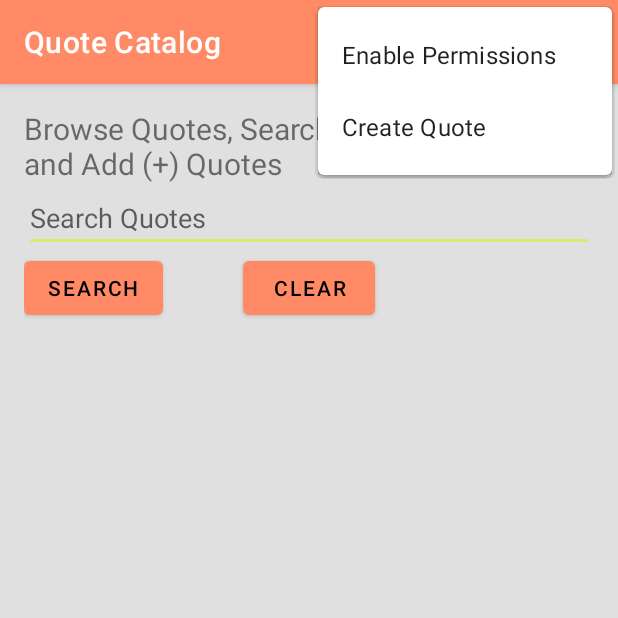
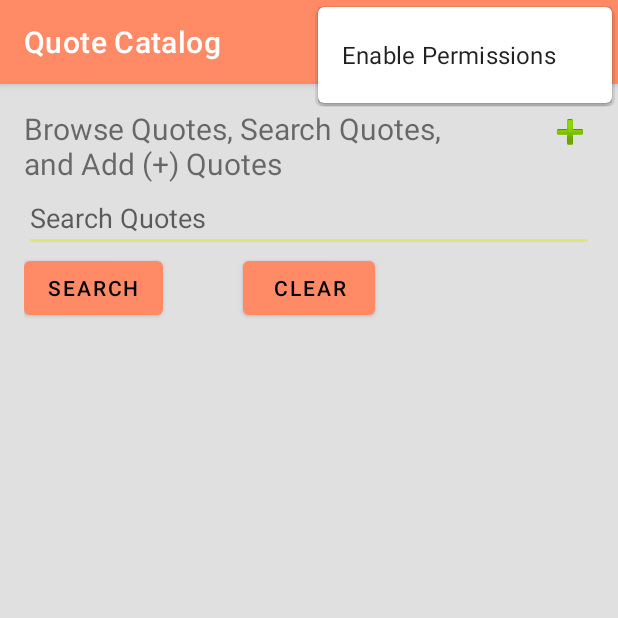
Before and after one commit to cek333/Quote_Catalog_Android_Kotlin_Edition, an Android app: the screen it shows after launch (MainActivity), with the options menu open, on a phone screen of 412 x 824 dp, the top half of it. Run offline under Robolectric (Android 15) with nearby library versions, the phone set to English and light mode, and no system bars; our stand-ins replace Room's generated code, data binding, navigation-ui; 1 statement that could not run was skipped.

Commit message:
enable navigation safe args feature

```diff
--- a/app/build.gradle
+++ b/app/build.gradle
@@ -2,6 +2,7 @@ plugins {
     id 'com.android.application'
     id 'kotlin-android'
     id 'kotlin-kapt'
+    id 'androidx.navigation.safeargs'
 }
 
 android {
--- a/app/src/main/java/com/example/android/quote_catalog/browse/BrowseFragment.kt
+++ b/app/src/main/java/com/example/android/quote_catalog/browse/BrowseFragment.kt
@@ -52,7 +52,7 @@ class BrowseFragment : Fragment() {
     super.onViewCreated(view, savedInstanceState)
 
     binding.browseBtnAddQuote.setOnClickListener {
-      findNavController().navigate(R.id.action_BrowseFragment_to_CreateFragment)
+      findNavController().navigate(BrowseFragmentDirections.actionBrowseFragmentToCreateFragment(null))
     }
 
     binding.browseBtnSearch.setOnClickListener {
--- a/app/src/main/res/menu/browse_menu.xml
+++ b/app/src/main/res/menu/browse_menu.xml
@@ -4,7 +4,4 @@
     <item
         android:id="@+id/menu_enable_permissions"
         android:title="@string/menu_enable_permissions" />
-    <item
-        android:id="@+id/CreateFragment"
-        android:title="@string/create_fragment_label" />
 </menu>
--- a/app/src/main/res/navigation/nav_graph.xml
+++ b/app/src/main/res/navigation/nav_graph.xml
@@ -26,6 +26,18 @@
         <action
             android:id="@+id/action_CreateFragment_to_TxtColorFragment"
             app:destination="@id/TxtColorFragment" />
+        <argument
+            android:name="bundleBgColor"
+            app:argType="integer"
+            android:defaultValue="-1" />
+        <argument
+            android:name="bundleTxtColor"
+            app:argType="integer"
+            android:defaultValue="-16777216" />
+        <argument
+            android:name="bundleQuoteTxt"
+            app:argType="string"
+            app:nullable="true" />
     </fragment>
     <fragment
         android:id="@+id/BgColorFragment"
@@ -36,6 +48,18 @@
             android:id="@+id/action_BgColorFragment_to_CreateFragment"
             app:destination="@id/CreateFragment"
             app:popUpTo="@id/BrowseFragment" />
+        <argument
+            android:name="bundleBgColor"
+            app:argType="integer"
+            android:defaultValue="-1" />
+        <argument
+            android:name="bundleTxtColor"
+            app:argType="integer"
+            android:defaultValue="-16777216" />
+        <argument
+            android:name="bundleQuoteTxt"
+            app:argType="string"
+            app:nullable="true" />
     </fragment>
     <fragment
         android:id="@+id/TxtColorFragment"
@@ -46,5 +70,17 @@
             android:id="@+id/action_TxtColorFragment_to_CreateFragment"
             app:destination="@id/CreateFragment"
             app:popUpTo="@id/BrowseFragment" />
+        <argument
+            android:name="bundleBgColor"
+            app:argType="integer"
+            android:defaultValue="-1" />
+        <argument
+            android:name="bundleTxtColor"
+            app:argType="integer"
+            android:defaultValue="-16777216" />
+        <argument
+            android:name="bundleQuoteTxt"
+            app:argType="string"
+            app:nullable="true" />
     </fragment>
 </navigation>
--- a/build.gradle
+++ b/build.gradle
@@ -1,6 +1,9 @@
 // Top-level build file where you can add configuration options common to all sub-projects/modules.
 buildscript {
-    ext.kotlin_version = "1.4.30"
+    ext {
+        kotlin_version = "1.4.30"
+        nav_version = "2.3.3"
+    }
     repositories {
         google()
         jcenter()
@@ -8,6 +11,7 @@ buildscript {
     dependencies {
         classpath "com.android.tools.build:gradle:4.1.2"
         classpath "org.jetbrains.kotlin:kotlin-gradle-plugin:$kotlin_version"
+        classpath "androidx.navigation:navigation-safe-args-gradle-plugin:$nav_version"
 
         // NOTE: Do not place your application dependencies here; they belong
         // in the individual module build.gradle files
```
Also changed, not shown: app/src/main/java/com/example/android/quote_catalog/create/BgColorFragment.kt (+6 -7 lines), app/src/main/java/com/example/android/quote_catalog/create/CreateFragment.kt (+28 -16 lines), app/src/main/java/com/example/android/quote_catalog/create/TxtColorFragment.kt (+6 -6 lines).
